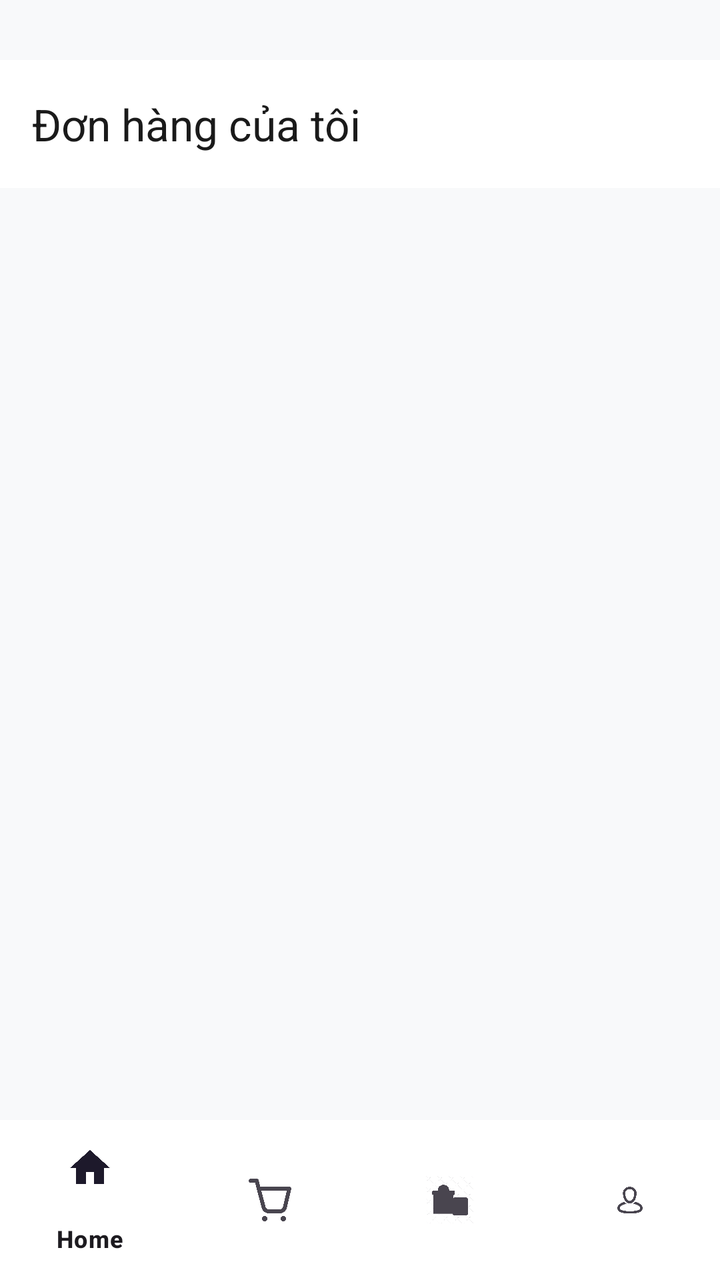
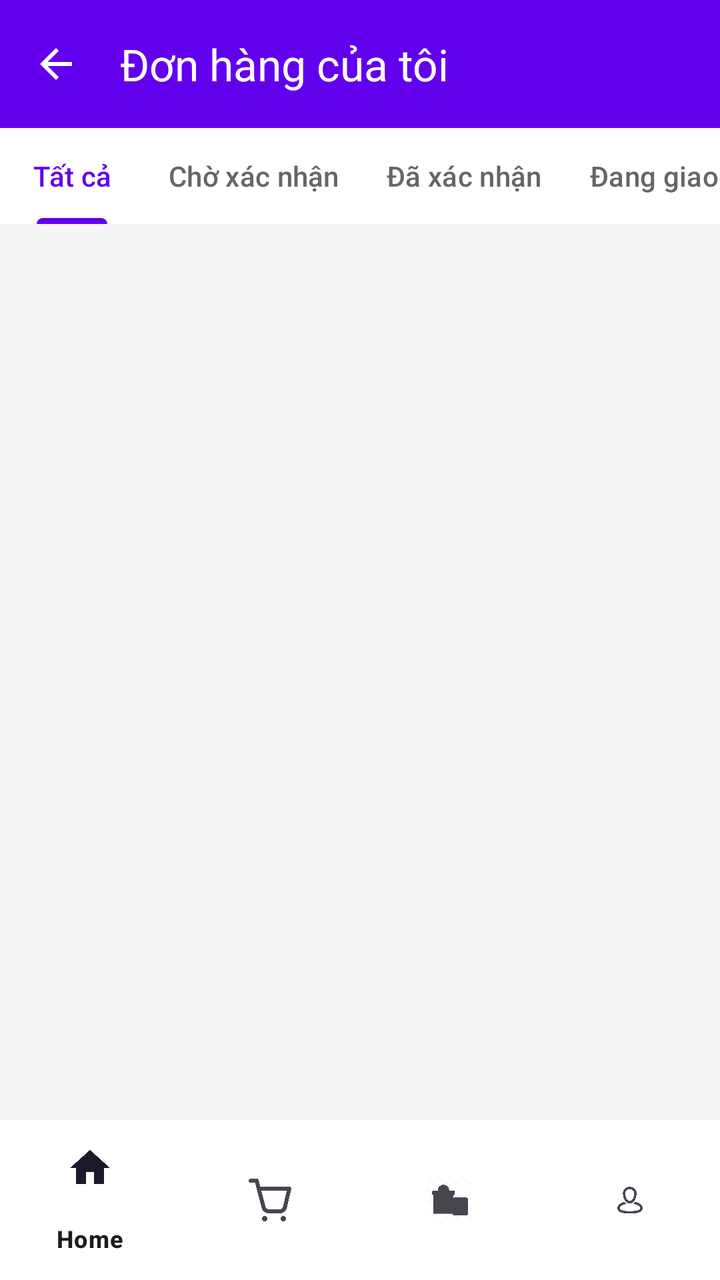

Compare the two renders of this Android layout. The source of the first and the diff that turns it into the second are given below.
<!-- AndroidManifest.xml: application theme Theme.BookApp -->
<!-- res/layout/activity_user_orders.xml -->
<?xml version="1.0" encoding="utf-8"?>
<androidx.constraintlayout.widget.ConstraintLayout xmlns:android="http://schemas.android.com/apk/res/android"
    xmlns:app="http://schemas.android.com/apk/res-auto"
    android:layout_width="match_parent"
    android:layout_height="match_parent"
    android:background="#F8F9FA">

    <com.google.android.material.appbar.MaterialToolbar
        android:id="@+id/toolbar"
        android:layout_width="0dp"
        android:layout_height="?attr/actionBarSize"
        android:background="#FFFFFF"
        app:title="Đơn hàng của tôi"
        app:titleTextColor="#1A1A1A"
        app:layout_constraintTop_toTopOf="parent"
        app:layout_constraintStart_toStartOf="parent"
        app:layout_constraintEnd_toEndOf="parent"
        android:layout_marginTop="30dp" />

    <androidx.recyclerview.widget.RecyclerView
        android:id="@+id/rvOrders"
        android:layout_width="0dp"
        android:layout_height="0dp"
        android:padding="16dp"
        android:clipToPadding="false"
        app:layout_constraintTop_toBottomOf="@id/toolbar"
        app:layout_constraintBottom_toTopOf="@id/bottomNavigation"
        app:layout_constraintStart_toStartOf="parent"
        app:layout_constraintEnd_toEndOf="parent" />

    <com.google.android.material.bottomnavigation.BottomNavigationView
        android:id="@+id/bottomNavigation"
        android:layout_width="0dp"
        android:layout_height="wrap_content"
        android:background="#FFFFFF"
        app:menu="@menu/bottom_nav_menu"
        app:layout_constraintBottom_toBottomOf="parent"
        app:layout_constraintStart_toStartOf="parent"
        app:layout_constraintEnd_toEndOf="parent" />

</androidx.constraintlayout.widget.ConstraintLayout>
<!-- resources referenced by this layout -->
<resources>
  <style name="Theme.BookApp" parent="Base.Theme.BookApp" />
  <style name="Base.Theme.BookApp" parent="Theme.Material3.DayNight.NoActionBar">
          
          
      </style>
</resources>

<!-- the commit's change to res/layout/activity_user_orders.xml (unified diff, before → after) -->
@@ -3,27 +3,72 @@
     xmlns:app="http://schemas.android.com/apk/res-auto"
     android:layout_width="match_parent"
     android:layout_height="match_parent"
-    android:background="#F8F9FA">
+    android:background="#F5F5F5">
 
     <com.google.android.material.appbar.MaterialToolbar
         android:id="@+id/toolbar"
         android:layout_width="0dp"
         android:layout_height="?attr/actionBarSize"
-        android:background="#FFFFFF"
+        android:background="#6200EE"
         app:title="Đơn hàng của tôi"
-        app:titleTextColor="#1A1A1A"
+        app:titleTextColor="#FFFFFF"
+        app:navigationIcon="?attr/homeAsUpIndicator"
+        app:navigationIconTint="#FFFFFF"
         app:layout_constraintTop_toTopOf="parent"
         app:layout_constraintStart_toStartOf="parent"
-        app:layout_constraintEnd_toEndOf="parent"
-        android:layout_marginTop="30dp" />
+        app:layout_constraintEnd_toEndOf="parent" />
+
+    <com.google.android.material.tabs.TabLayout
+        android:id="@+id/tabLayout"
+        android:layout_width="0dp"
+        android:layout_height="wrap_content"
+        android:background="#FFFFFF"
+        app:tabMode="scrollable"
+        app:tabSelectedTextColor="#6200EE"
+        app:tabTextColor="#666666"
+        app:tabIndicatorColor="#6200EE"
+        app:layout_constraintTop_toBottomOf="@id/toolbar"
+        app:layout_constraintStart_toStartOf="parent"
+        app:layout_constraintEnd_toEndOf="parent">
+
+        <com.google.android.material.tabs.TabItem
+            android:layout_width="wrap_content"
+            android:layout_height="wrap_content"
+            android:text="Tất cả" />
+
+        <com.google.android.material.tabs.TabItem
+            android:layout_width="wrap_content"
+            android:layout_height="wrap_content"
+            android:text="Chờ xác nhận" />
+
+        <com.google.android.material.tabs.TabItem
+            android:layout_width="wrap_content"
+            android:layout_height="wrap_content"
+            android:text="Đã xác nhận" />
+
+        <com.google.android.material.tabs.TabItem
+            android:layout_width="wrap_content"
+            android:layout_height="wrap_content"
+            android:text="Đang giao" />
+
+        <com.google.android.material.tabs.TabItem
+            android:layout_width="wrap_content"
+            android:layout_height="wrap_content"
+            android:text="Hoàn thành" />
+
+        <com.google.android.material.tabs.TabItem
+            android:layout_width="wrap_content"
+            android:layout_height="wrap_content"
+            android:text="Đã hủy" />
+    </com.google.android.material.tabs.TabLayout>
 
     <androidx.recyclerview.widget.RecyclerView
         android:id="@+id/rvOrders"
         android:layout_width="0dp"
         android:layout_height="0dp"
-        android:padding="16dp"
+        android:padding="8dp"
         android:clipToPadding="false"
-        app:layout_constraintTop_toBottomOf="@id/toolbar"
+        app:layout_constraintTop_toBottomOf="@id/tabLayout"
         app:layout_constraintBottom_toTopOf="@id/bottomNavigation"
         app:layout_constraintStart_toStartOf="parent"
         app:layout_constraintEnd_toEndOf="parent" />
